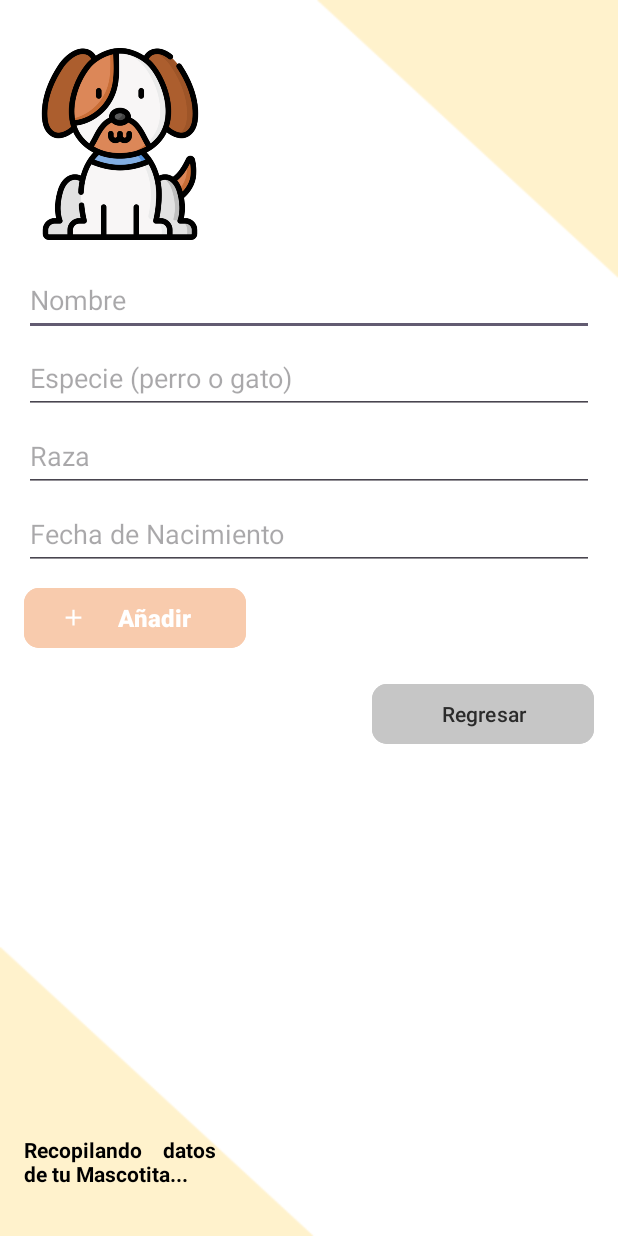
After one commit to quiquermn/PetCarePro, an Android app: the AgregarMascotaActivity screen opened directly, with no data from a screen before it, on a phone screen of 412 x 824 dp. The commit adds this screen. Run offline under Robolectric (Android 15) with nearby library versions, the phone set to English and light mode, and no system bars.

Commit message:
Vista de registro de mascota

```diff
--- a/app/src/main/AndroidManifest.xml
+++ b/app/src/main/AndroidManifest.xml
@@ -12,6 +12,9 @@
         android:supportsRtl="true"
         android:theme="@style/Theme.Material3.Light.NoActionBar"
         tools:targetApi="31">
+        <activity
+            android:name=".AgregarMascotaActivity"
+            android:exported="false" />
         <activity
             android:name=".RegisterActivity"
             android:exported="false" />
--- /dev/null
+++ b/app/src/main/java/com/example/petcarepro/AgregarMascotaActivity.java
@@ -0,0 +1,78 @@
+package com.example.petcarepro;
+
+import android.os.Bundle;
+import android.view.View;
+import android.widget.Button;
+import android.widget.EditText;
+import android.widget.Toast;
+
+import androidx.activity.EdgeToEdge;
+import androidx.appcompat.app.AppCompatActivity;
+import androidx.core.graphics.Insets;
+import androidx.core.view.ViewCompat;
+import androidx.core.view.WindowInsetsCompat;
+
+public class AgregarMascotaActivity extends AppCompatActivity {
+
+    @Override
+    protected void onCreate(Bundle savedInstanceState) {
+        super.onCreate(savedInstanceState);
+        EdgeToEdge.enable(this);
+        setContentView(R.layout.activity_agregar_mascota);
+        ViewCompat.setOnApplyWindowInsetsListener(findViewById(R.id.main), (v, insets) -> {
+            Insets systemBars = insets.getInsets(WindowInsetsCompat.Type.systemBars());
+            v.setPadding(systemBars.left, systemBars.top, systemBars.right, systemBars.bottom);
+            return insets;
+        });
+
+        Button regresarButton = findViewById(R.id.buttonRegresar);
+        Button agregarMascotaButton = findViewById(R.id.buttonAgregarMascota);
+
+        agregarMascotaButton.setOnClickListener(new View.OnClickListener() {
+            @Override
+            public void onClick(View v) {
+                EditText nombreMascotaInput = findViewById(R.id.inputNombreMascota);
+                EditText especieMascotaInput = findViewById(R.id.inputEspecie);
+                EditText razaMascotaInput = findViewById(R.id.inputRaza);
+                EditText fechaNacimientoMascotaInput = findViewById(R.id.inputFechaNacimiento);
+
+                String nombreMascota = nombreMascotaInput.getText().toString().trim();
+                String especieMascota = especieMascotaInput.getText().toString().trim();
+                String razaMascota = razaMascotaInput.getText().toString().trim();
+                String fechaNacimientoMascota = fechaNacimientoMascotaInput.getText().toString().trim();
+
+
+                if (nombreMascota.isEmpty()) {
+                    Toast.makeText(AgregarMascotaActivity.this, "El nombre de la mascota es requerido", Toast.LENGTH_SHORT).show();
+                    return;
+                }
+
+                if (especieMascota.isEmpty()) {
+                    Toast.makeText(AgregarMascotaActivity.this, "La especie de la mascota es requerida", Toast.LENGTH_SHORT).show();
+                    return;
+                }
+
+                if (razaMascota.isEmpty()) {
+                    Toast.makeText(AgregarMascotaActivity.this, "La raza de la mascota es requerida", Toast.LENGTH_SHORT).show();
+                    return;
+                }
+
+                if (fechaNacimientoMascota.isEmpty()) {
+                    Toast.makeText(AgregarMascotaActivity.this, "La fecha de nacimiento de la mascota es requerida", Toast.LENGTH_SHORT).show();
+                    return;
+                }
+
+                Toast.makeText(AgregarMascotaActivity.this, "Mascota agregada correctamente", Toast.LENGTH_SHORT).show();
+
+            }
+        });
+
+        regresarButton.setOnClickListener(new View.OnClickListener() {
+            @Override
+            public void onClick(View v) {
+                finish();
+            }
+        });
+
+    }
+}
--- /dev/null
+++ b/app/src/main/res/layout/activity_agregar_mascota.xml
@@ -0,0 +1,107 @@
+<?xml version="1.0" encoding="utf-8"?>
+<androidx.constraintlayout.widget.ConstraintLayout xmlns:android="http://schemas.android.com/apk/res/android"
+    xmlns:app="http://schemas.android.com/apk/res-auto"
+    xmlns:tools="http://schemas.android.com/tools"
+    android:id="@+id/main"
+    android:layout_width="match_parent"
+    android:layout_height="match_parent"
+    android:background="@drawable/fondoagregarmascota"
+    tools:context=".AgregarMascotaActivity">
+
+    <LinearLayout
+        android:id="@+id/linearLayout3"
+        android:layout_width="0dp"
+        android:layout_height="0dp"
+        android:layout_marginStart="16dp"
+        android:layout_marginTop="32dp"
+        android:layout_marginEnd="16dp"
+        android:layout_marginBottom="16dp"
+        android:orientation="vertical"
+        app:layout_constraintBottom_toTopOf="@+id/textView7"
+        app:layout_constraintEnd_toEndOf="parent"
+        app:layout_constraintStart_toStartOf="parent"
+        app:layout_constraintTop_toTopOf="parent">
+
+        <ImageView
+            android:id="@+id/imageView5"
+            android:layout_width="128dp"
+            android:layout_height="128dp"
+            app:srcCompat="@drawable/perro2" />
+
+        <EditText
+            android:id="@+id/inputNombreMascota"
+            android:layout_width="match_parent"
+            android:layout_height="48dp"
+            android:layout_marginTop="16dp"
+            android:ems="10"
+
+            android:hint="Nombre" />
+
+        <EditText
+            android:id="@+id/inputEspecie"
+            android:layout_width="match_parent"
+            android:layout_height="48dp"
+            android:layout_marginTop="4dp"
+            android:ems="10"
+
+            android:hint="Especie (perro o gato)" />
+
+        <EditText
+            android:id="@+id/inputRaza"
+            android:layout_width="match_parent"
+            android:layout_height="48dp"
+            android:layout_marginTop="4dp"
+            android:ems="10"
+
+            android:hint="Raza" />
+
+        <EditText
+            android:id="@+id/inputFechaNacimiento"
+            android:layout_width="match_parent"
+            android:layout_height="48dp"
+            android:layout_marginTop="4dp"
+            android:ems="10"
+
+            android:hint="Fecha de Nacimiento"
+            android:inputType="datetime" />
+
+        <Button
+            android:id="@+id/buttonAgregarMascota"
+            android:layout_width="148dp"
+
+            android:layout_height="wrap_content"
+            android:layout_marginTop="8dp"
+            android:backgroundTint="#f8cbad"
+            android:text="Añadir"
+            android:textSize="16sp"
+            android:textStyle="bold"
+            app:cornerRadius="10dp"
+            app:icon="@drawable/icono_add" />
+
+        <Button
+            android:id="@+id/buttonRegresar"
+            android:layout_width="148dp"
+            android:layout_height="wrap_content"
+            android:layout_gravity="end"
+            android:layout_marginTop="16dp"
+            android:backgroundTint="#C6C6C6"
+            android:text="Regresar"
+            android:textColor="#2B2B2B"
+            app:cornerRadius="10dp" />
+
+    </LinearLayout>
+
+    <TextView
+        android:id="@+id/textView7"
+        android:layout_width="128dp"
+        android:layout_height="wrap_content"
+        android:layout_marginStart="16dp"
+        android:layout_marginBottom="32dp"
+        android:justificationMode="inter_word"
+        android:text="Recopilando datos de tu Mascotita..."
+        android:textColor="#000"
+        android:textStyle="bold"
+        app:layout_constraintBottom_toBottomOf="parent"
+        app:layout_constraintStart_toStartOf="parent" />
+
+</androidx.constraintlayout.widget.ConstraintLayout>
```
Also changed, not shown: app/src/main/java/com/example/petcarepro/InicioFragment.java (+23 -1 lines), app/src/main/res/layout/activity_register.xml (+14 -3 lines), app/src/main/res/drawable/fondoagregarmascota.png (added), app/src/main/res/drawable/fondoregister.png (added), app/src/main/res/drawable/perro2.png (added).
